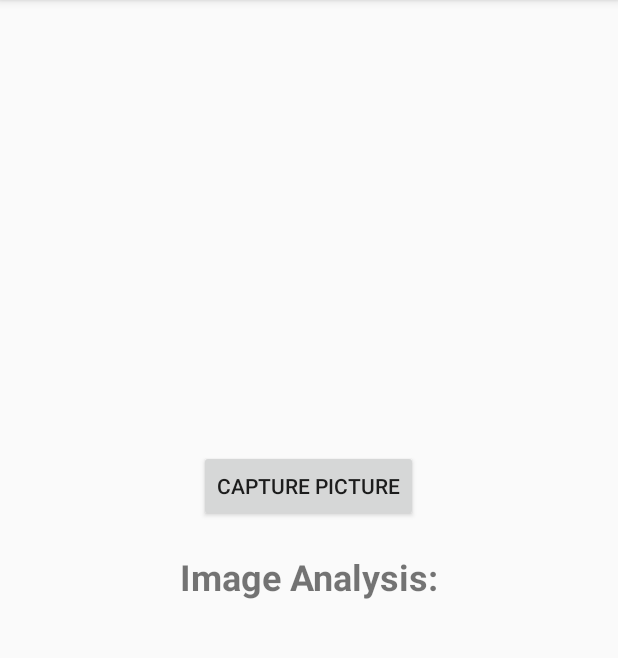
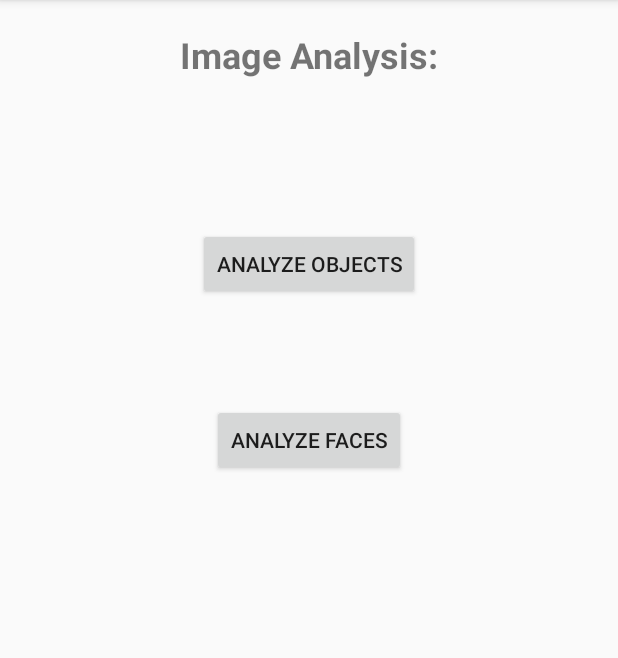
Before and after one commit to Kartikkumargujarati/ImageRecognizer, an Android app: the screen it shows after launch (MainActivity), on a phone screen of 412 x 824 dp, the part 84-742 px from its top. Run offline under Robolectric (Android 15) with nearby library versions, the phone set to English and light mode, and no system bars; libraries missing offline, so code that uses them is left out: com.ibm.watson.

Commit message:
Dividing the app into two features. One to analyze random objects and the other to analyze a human face.

```diff
--- a/app/src/main/java/com/kartik/imagerecognizer/MainActivity.java
+++ b/app/src/main/java/com/kartik/imagerecognizer/MainActivity.java
@@ -23,32 +23,17 @@ import java.io.File;
 
 public class MainActivity extends AppCompatActivity implements View.OnClickListener {
 
-	//Global Variables
-	private VisualRecognition vrService;
-	private CameraHelper cameraHelper;
-	private ImageView imagePreview;
-	private Button takePictureBtn;
-	private TextView imageAnalysisTxtView;
 
-/* -------------------------------------- Lifecycle Methods -------------------------------------- */
+	/* -------------------------------------- Lifecycle Methods -------------------------------------- */
 	@Override
 	protected void onCreate (Bundle savedInstanceState) {
 		super.onCreate(savedInstanceState);
 		setContentView(R.layout.activity_main);
 
-		imagePreview = findViewById(R.id.image_preview);
-		takePictureBtn = findViewById(R.id.captureImage_btn);
-		takePictureBtn.setOnClickListener(this);
-		imageAnalysisTxtView = findViewById(R.id.image_analysis_txt);
-
-		//Instantiates a Visual Recognition service with a given API key.
-		vrService = new VisualRecognition(
-				VisualRecognition.VERSION_DATE_2016_05_20,
-				getString(R.string.ibm_watson_api_key)
-		);
-
-		// Initialize camera helper
-		cameraHelper = new CameraHelper(this);
+		final Button objectAnalyzerBtn = findViewById(R.id.objectAnalyze_btn);
+		objectAnalyzerBtn.setOnClickListener(this);
+		final Button faceAnalyzerBtn = findViewById(R.id.faceAnalyze_btn);
+		faceAnalyzerBtn.setOnClickListener(this);
 	}
 /* ------------------------------------ End Lifecycle Methods ------------------------------------ */
 
@@ -57,68 +42,13 @@ public class MainActivity extends AppCompatActivity implements View.OnClickListe
 	@Override
 	public void onClick (final View view) {
 		//On the captureImage_btn click
-		if (view.getId() == R.id.captureImage_btn){
-			//open the device's default camera app to capture an image.
-			cameraHelper.dispatchTakePictureIntent();
+		switch (view.getId()) {
+			case R.id.objectAnalyze_btn:
+				startActivity(new Intent(this, ObjectAnalyzer.class));
+				break;
+			case R.id.faceAnalyze_btn:
+				startActivity(new Intent(this, PersonAnalyzer.class));
+				break;
 		}
 	}
-
-/* ------------------------------------ Activity Result Method ------------------------------------ */
-
-	//Receive the image captured previous in the onClick here.
-	@Override
-	protected void onActivityResult (final int requestCode, final int resultCode, final Intent data) {
-		super.onActivityResult(requestCode, resultCode, data);
-		if(requestCode == CameraHelper.REQUEST_IMAGE_CAPTURE) {
-			//Get the image file using the camera helper.
-			final File imageFile = cameraHelper.getFile(resultCode);
-
-			//Get the bitmap and display in the image view.
-			final Bitmap image = cameraHelper.getBitmap(resultCode);
-			imagePreview.setImageBitmap(image);
-			//Show spinner when performing the image analysis.
-			final ProgressDialog spinner = new ProgressDialog(this);
-			spinner.show();
-
-			//Use AsyncTask to process and analyze the image in background thread.
-			AsyncTask.execute(new Runnable() {
-				@Override
-				public void run() {
-					//classify method can handle multiple images at same time.
-					VisualClassification result =
-							vrService.classify(
-									new ClassifyImagesOptions.Builder()
-											.images(imageFile)
-											.build()
-							).execute();
-					//getImages returns a list of imageClassification. However, as we are using only one image,
-					//we will get only the first item in the list.
-					ImageClassification imageClassification = result.getImages().get(0);
-
-					VisualClassifier visualClassifier = imageClassification.getClassifiers().get(0);
-
-					final StringBuffer outputText = new StringBuffer();
-					for(VisualClassifier.VisualClass object: visualClassifier.getClasses()) {
-						//get an object only if the score is above 80%.
-						if(object.getScore() > 0.8f)
-							outputText.append(object.getName().toUpperCase())
-									.append("\n");
-					}
-					//show results on UIThread
-					runOnUiThread(new Runnable() {
-						@Override
-						public void run() {
-							spinner.dismiss();
-							if (outputText.toString().isEmpty()) {
-								imageAnalysisTxtView.setText(R.string.error_message);
-							} else {
-								imageAnalysisTxtView.setText(outputText);
-							}
-						}
-					});
-				}
-			});
-		}
-
-	}
 }
--- a/app/src/main/res/layout/activity_main.xml
+++ b/app/src/main/res/layout/activity_main.xml
@@ -6,37 +6,36 @@
 	android:layout_height="match_parent"
 	tools:context="com.kartik.imagerecognizer.MainActivity">
 
-	<ImageView
-		android:layout_width="match_parent"
-		android:layout_height="300dp"
-		android:scaleType="fitCenter"
-		android:id="@+id/image_preview"
-		android:layout_alignParentTop="true"/>
-
-	<Button
-		android:id="@+id/captureImage_btn"
-		android:layout_width="wrap_content"
-		android:layout_height="wrap_content"
-		android:text="Capture Picture"
-		android:layout_below="@+id/image_preview"
-		android:layout_centerHorizontal="true"/>
-
 	<TextView
 		android:id="@+id/image_analysis_header"
 		android:layout_width="match_parent"
 		android:layout_height="wrap_content"
-		android:layout_below="@+id/captureImage_btn"
 		android:layout_marginTop="20dp"
 		android:text="Image Analysis:"
 		android:textAlignment="center"
 		android:textSize="24sp"
 		android:textStyle="bold"/>
 
-	<TextView
-		android:id="@+id/image_analysis_txt"
-		android:layout_width="match_parent"
+	<Button
+		android:id="@+id/objectAnalyze_btn"
+		android:layout_width="wrap_content"
 		android:layout_height="wrap_content"
+		android:text="Analyze Objects"
+		android:layout_marginLeft="20dp"
+		android:layout_marginRight="20dp"
+		android:layout_marginTop="99dp"
 		android:layout_below="@+id/image_analysis_header"
-		android:layout_margin="20dp"
-		android:textSize="18sp"/>
+		android:layout_centerHorizontal="true"/>
+
+	<Button
+		android:id="@+id/faceAnalyze_btn"
+		android:layout_width="wrap_content"
+		android:layout_height="wrap_content"
+		android:text="Analyze Faces"
+		android:layout_marginLeft="20dp"
+		android:layout_marginRight="20dp"
+		android:layout_marginTop="69dp"
+		android:layout_below="@+id/objectAnalyze_btn"
+		android:layout_centerHorizontal="true"/>
+
 </RelativeLayout>
--- a/app/src/main/res/values/strings.xml
+++ b/app/src/main/res/values/strings.xml
@@ -2,4 +2,8 @@
 	<string name="app_name">ImageRecognizer</string>
 	<string name="ibm_watson_api_key">1111</string>
 	<string name="error_message">Could not analyze the provided image.</string>
+<!--
+	<string name="welcome_desc_message">This app uses IBM Watson Visual Recognition service to accurately detect and analyze ransom objects and human face. The Object Analyzer allows user to take a picture of a random object and analyzes it. The Face analyzer allows user to a picture of a person's face and analyzes it.</string>
+-->
+
 </resources>
```
Also changed, not shown: app/src/main/java/com/kartik/imagerecognizer/ObjectAnalyzer.java (+123 -2 lines), app/src/main/res/layout/activity_object_analyzer.xml (+36 -5 lines), app/src/main/res/layout/activity_person_analyzer.xml (+18 -5 lines).
